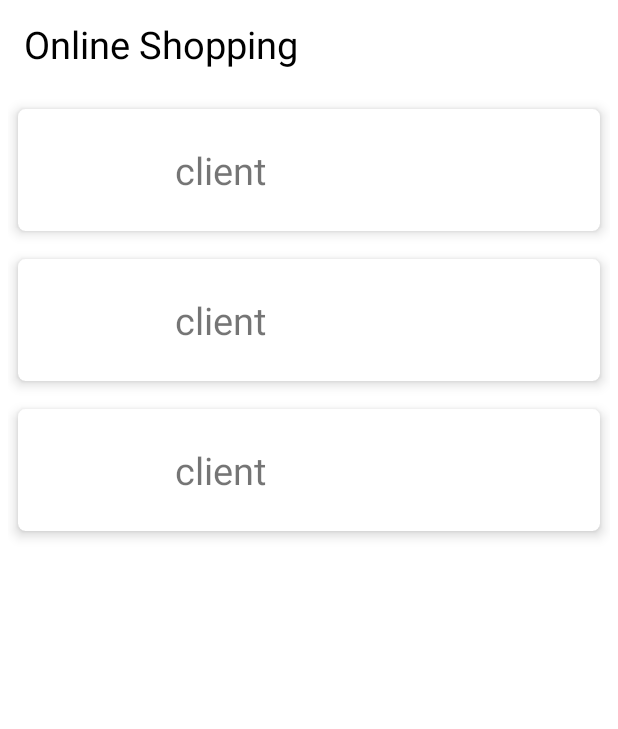
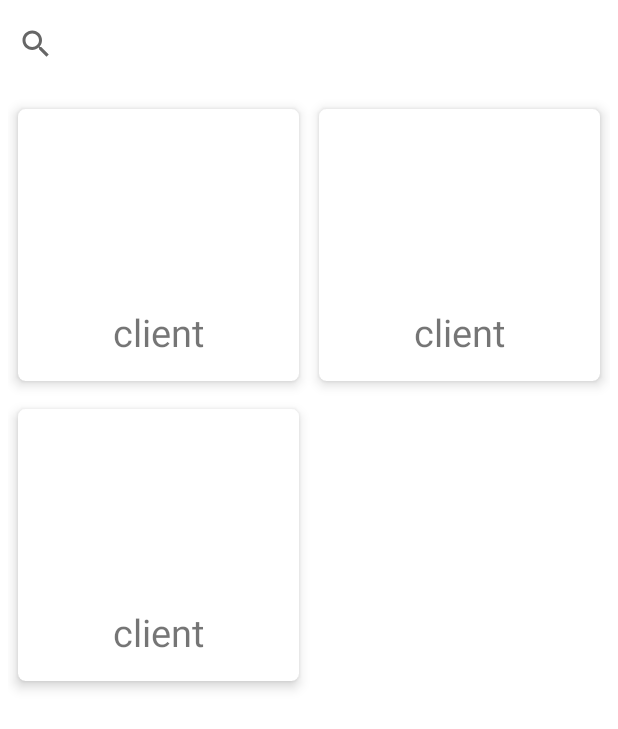
Before and after one commit to Shahrizod-Developer/Veryimportantexamwithgroup, an Android app: the layout fragment_categories_screen.xml on its own in the app's theme, with its tools: preview values and no code run, on a phone screen of 412 x 824 dp. Shown: the top 729 px of the screen. Run offline under Robolectric (Android 15) with nearby library versions, the phone set to English and light mode, and no system bars.

```diff
--- /dev/null
+++ b/client/src/main/res/drawable/ic_baseline_search_24.xml
@@ -0,0 +1,5 @@
+<vector android:height="24dp" android:tint="#000000"
+    android:viewportHeight="24" android:viewportWidth="24"
+    android:width="24dp" xmlns:android="http://schemas.android.com/apk/res/android">
+    <path android:fillColor="@android:color/white" android:pathData="M15.5,14h-0.79l-0.28,-0.27C15.41,12.59 16,11.11 16,9.5 16,5.91 13.09,3 9.5,3S3,5.91 3,9.5 5.91,16 9.5,16c1.61,0 3.09,-0.59 4.23,-1.57l0.27,0.28v0.79l5,4.99L20.49,19l-4.99,-5zM9.5,14C7.01,14 5,11.99 5,9.5S7.01,5 9.5,5 14,7.01 14,9.5 11.99,14 9.5,14z"/>
+</vector>
--- a/client/src/main/res/layout/fragment_categories_screen.xml
+++ b/client/src/main/res/layout/fragment_categories_screen.xml
@@ -6,26 +6,9 @@
     xmlns:app="http://schemas.android.com/apk/res-auto"
     tools:context=".presentation.ui.screens.CategoriesScreen">
 
-    <androidx.appcompat.widget.Toolbar
-        android:id="@+id/tool"
-        app:layout_constraintTop_toTopOf="parent"
-        app:layout_constraintLeft_toLeftOf="parent"
-        app:layout_constraintRight_toRightOf="parent"
-        app:layout_constraintBottom_toBottomOf="@id/guideline"
-        android:layout_width="match_parent"
-        android:layout_height="wrap_content">
 
-        <TextView
-            android:textColor="@color/black"
-            android:textSize="25sp"
-            android:text="Online Shopping"
-            android:layout_width="wrap_content"
-            android:layout_height="wrap_content"/>
-
-    </androidx.appcompat.widget.Toolbar>
 
     <androidx.appcompat.widget.SearchView
-        android:visibility="gone"
         app:layout_constraintBottom_toBottomOf="@id/guideline"
         android:id="@+id/search"
         app:layout_constraintTop_toTopOf="parent"
@@ -38,8 +21,10 @@
 
     <androidx.recyclerview.widget.RecyclerView
         android:padding="5dp"
+        android:orientation="vertical"
+        app:spanCount="2"
         tools:listitem="@layout/item_category"
-        app:layoutManager="androidx.recyclerview.widget.LinearLayoutManager"
+        app:layoutManager="androidx.recyclerview.widget.GridLayoutManager"
         app:layout_constraintTop_toBottomOf="@id/guideline"
         app:layout_constraintRight_toRightOf="parent"
         app:layout_constraintLeft_toLeftOf="parent"
--- a/client/src/main/res/layout/item_category.xml
+++ b/client/src/main/res/layout/item_category.xml
@@ -1,35 +1,34 @@
 <?xml version="1.0" encoding="utf-8"?>
 <androidx.cardview.widget.CardView xmlns:android="http://schemas.android.com/apk/res/android"
     android:layout_width="match_parent"
-    android:layout_height="100dp"
+    android:layout_height="200dp"
     app:cardUseCompatPadding="true"
     app:cardCornerRadius="5dp"
     app:cardElevation="5dp"
     xmlns:app="http://schemas.android.com/apk/res-auto">
 
     <androidx.constraintlayout.widget.ConstraintLayout
-        android:padding="5dp"
+        android:padding="15dp"
         android:layout_width="match_parent"
         android:layout_height="match_parent">
 
         <ImageView
             android:id="@+id/image_category"
-            app:layout_constraintWidth_percent="0.2"
-            app:layout_constraintBottom_toBottomOf="parent"
+            app:layout_constraintTop_toTopOf="parent"
+            app:layout_constraintBottom_toTopOf="@id/category_name"
+            app:layout_constraintRight_toRightOf="parent"
             app:layout_constraintLeft_toLeftOf="parent"
-            app:layout_constraintTop_toTopOf="parent"
             android:layout_width="0dp"
             android:layout_height="0dp"/>
 
         <TextView
+            app:layout_constraintRight_toRightOf="parent"
+            app:layout_constraintLeft_toLeftOf="parent"
+            app:layout_constraintTop_toBottomOf="@id/image_category"
             android:id="@+id/category_name"
-            app:layout_constraintHorizontal_bias="0.1"
             app:layout_constraintBottom_toBottomOf="parent"
             android:text="@string/app_name"
             android:textSize="25sp"
-            app:layout_constraintRight_toRightOf="parent"
-            app:layout_constraintLeft_toRightOf="@id/image_category"
-            app:layout_constraintTop_toTopOf="parent"
             android:layout_width="wrap_content"
             android:layout_height="wrap_content"/>
 
```
Also changed, not shown: client/src/main/java/uz/gita/client/presentation/ui/screens/CategoriesScreen.kt (+10 -1 lines), store/src/main/res/layout/fragment_category_screen.xml (+5 -19 lines), store/src/main/res/layout/item_category.xml (+8 -9 lines).
